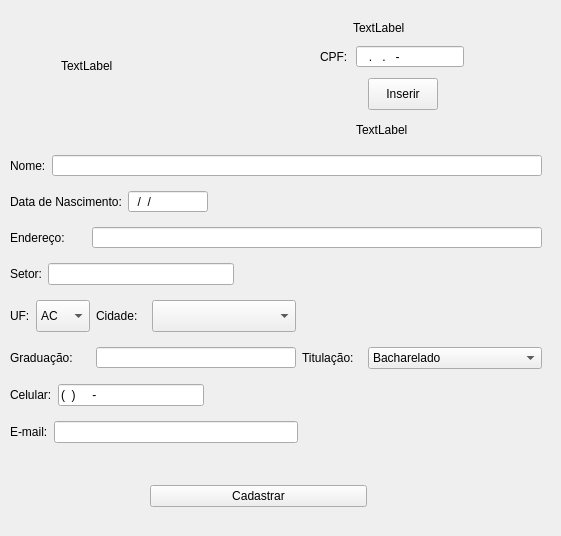
The window that SistemaDeMatriculas-V0/cadastro_professor.ui (leonardopereira10/UEG) describes before a commit, drawn with Qt 5.
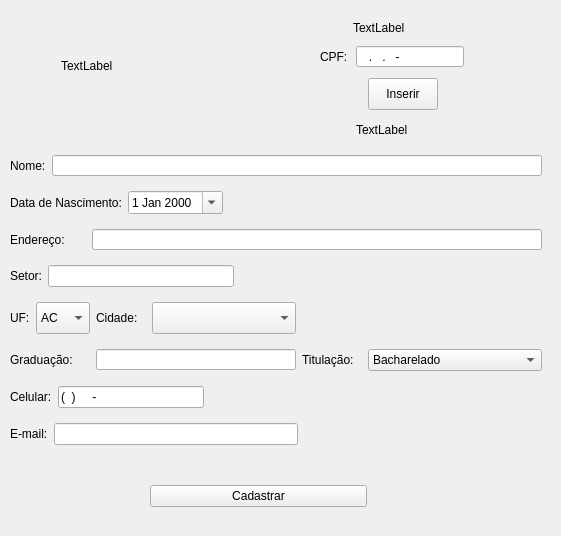
The same window after the commit.

Diff of the .ui file:
```diff
--- a/SistemaDeMatriculas-V0/cadastro_professor.ui
+++ b/SistemaDeMatriculas-V0/cadastro_professor.ui
@@ -428,15 +428,12 @@
        </widget>
       </item>
       <item>
-       <widget class="QLineEdit" name="campo_data_de_nascimento">
-        <property name="maximumSize">
-         <size>
-          <width>80</width>
-          <height>21</height>
-         </size>
+       <widget class="QDateEdit" name="selecao_data_de_nascimento">
+        <property name="wrapping">
+         <bool>false</bool>
         </property>
-        <property name="inputMask">
-         <string>##/##/####</string>
+        <property name="calendarPopup">
+         <bool>true</bool>
         </property>
        </widget>
       </item>
@@ -447,7 +444,7 @@
         </property>
         <property name="sizeHint" stdset="0">
          <size>
-          <width>278</width>
+          <width>40</width>
           <height>20</height>
          </size>
         </property>
```
Left out of the diff: 3 changed lines with no effect on the pictures.
